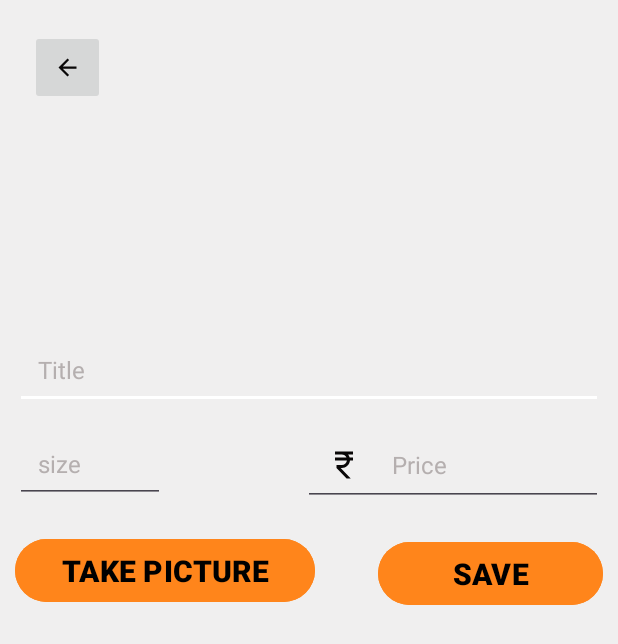
After one commit to Srinivas-Kantheti-2005/Tiny-Trades-App, an Android app: the SellActivity screen opened directly, with no data from a screen before it, on a phone screen of 412 x 824 dp. The commit adds this screen. Shown: the top 644 px of the screen. Run offline under Robolectric (Android 15) with nearby library versions, the phone set to English and light mode, and no system bars.

Commit message:
Sell Activity Layout

```diff
--- a/app/src/main/AndroidManifest.xml
+++ b/app/src/main/AndroidManifest.xml
@@ -2,6 +2,8 @@
 <manifest xmlns:android="http://schemas.android.com/apk/res/android"
     xmlns:tools="http://schemas.android.com/tools">
 
+    <uses-permission android:name="android.permission.CAMERA" />
+    <uses-permission android:name="android.permission.WRITE_EXTERNAL_STORAGE" />
     <uses-permission android:name="android.permission.INTERNET" />
 
     <application
@@ -14,7 +16,9 @@
         android:supportsRtl="true"
         android:theme="@style/Theme.TinyTrades"
         tools:targetApi="31">
-
+        <activity
+            android:name=".SellActivity"
+            android:exported="false" />
         <activity
             android:name=".CreateAccount"
             android:exported="false" />
--- a/app/src/main/java/com/example/tinytrades/MainActivity.kt
+++ b/app/src/main/java/com/example/tinytrades/MainActivity.kt
@@ -15,6 +15,8 @@ class MainActivity : AppCompatActivity() {
     private lateinit var adapter: AdapterClass
     private lateinit var searchView: SearchView
     private lateinit var explorebtn: ImageButton
+    private lateinit var profilebtn: ImageButton
+    private lateinit var sellbtn: ImageButton
 
     override fun onCreate(savedInstanceState: Bundle?) {
         super.onCreate(savedInstanceState)
@@ -24,7 +26,13 @@ class MainActivity : AppCompatActivity() {
 
         searchView = findViewById(R.id.searchView)
         explorebtn = findViewById(R.id.explore)
-        val profilebtn = findViewById<ImageButton>(R.id.profile)
+        profilebtn = findViewById(R.id.profile)
+        sellbtn = findViewById(R.id.sell)
+
+        sellbtn.setOnClickListener {
+            val sell = Intent(this, SellActivity::class.java)
+            startActivity(sell)
+        }
 
         profilebtn.setOnClickListener {
             val loginbtn = Intent(this, ProfileActivity::class.java)
--- a/app/src/main/java/com/example/tinytrades/ProfileActivity.kt
+++ b/app/src/main/java/com/example/tinytrades/ProfileActivity.kt
@@ -16,7 +16,7 @@ class ProfileActivity : AppCompatActivity() {
         val backbtn = findViewById<ImageButton>(R.id.backbtn)
         val homebtn = findViewById<ImageButton>(R.id.home)
         val explorebtn = findViewById<ImageButton>(R.id.explore)
-        val createbtn = findViewById<Button>(R.id.create)
+        val loginbtn = findViewById<Button>(R.id.loginpbtn)
         val newaccountbtn = findViewById<Button>(R.id.newaccount)
 
         backbtn.setOnClickListener {
@@ -28,7 +28,7 @@ class ProfileActivity : AppCompatActivity() {
             startActivity(createaccount)
         }
 
-        createbtn.setOnClickListener {
+        loginbtn.setOnClickListener {
             val login = Intent(this, LoginPage::class.java)
             startActivity(login)
         }
--- /dev/null
+++ b/app/src/main/java/com/example/tinytrades/SellActivity.kt
@@ -0,0 +1,67 @@
+package com.example.tinytrades
+
+import android.annotation.SuppressLint
+import android.app.Activity
+import android.content.Intent
+import android.graphics.Bitmap
+import android.os.Bundle
+import android.provider.MediaStore
+import android.widget.Button
+import android.widget.EditText
+import android.widget.ImageButton
+import android.widget.ImageView
+import androidx.appcompat.app.AppCompatActivity
+
+class SellActivity : AppCompatActivity() {
+
+    private lateinit var backbtn: ImageButton
+    private lateinit var image: ImageView
+    private lateinit var title: EditText
+    private lateinit var size: EditText
+    private lateinit var price: EditText
+    private lateinit var takepicture: Button
+
+    private val REQUEST_IMAGE_CAPTURE = 1
+
+    @SuppressLint("MissingInflatedId")
+    override fun onCreate(savedInstanceState: Bundle?) {
+        super.onCreate(savedInstanceState)
+        setContentView(R.layout.activity_sell)
+
+        backbtn = findViewById(R.id.backbtn)
+        image = findViewById(R.id.image)
+        title = findViewById(R.id.title)
+        size = findViewById(R.id.size)
+        price = findViewById(R.id.price)
+        takepicture = findViewById(R.id.takepicture)
+
+        takepicture.setOnClickListener {
+            dispatchTakePictureIntent()
+        }
+
+        backbtn.setOnClickListener {
+            onBackPressed()
+        }
+    }
+
+    private fun dispatchTakePictureIntent() {
+        Intent(MediaStore.ACTION_IMAGE_CAPTURE).also { takePictureIntent ->
+            takePictureIntent.resolveActivity(packageManager)?.also {
+                startActivityForResult(takePictureIntent, REQUEST_IMAGE_CAPTURE)
+            }
+        }
+    }
+
+    override fun onActivityResult(requestCode: Int, resultCode: Int, data: Intent?) {
+        super.onActivityResult(requestCode, resultCode, data)
+        if(requestCode == REQUEST_IMAGE_CAPTURE && resultCode == Activity.RESULT_OK) {
+            val imageBitmap = data?.extras?.get("data") as Bitmap
+            image.setImageBitmap(imageBitmap)
+        }
+    }
+
+    override fun onBackPressed() {
+        super.onBackPressed()
+        finish()
+    }
+}
--- a/app/src/main/java/com/example/tinytrades/Database/Profile.kt
+++ b/app/src/main/java/com/example/tinytrades/database/Profile.kt
@@ -1,4 +1,4 @@
-package com.example.tinytrades.Database
+package com.example.tinytrades.database
 
 import androidx.room.ColumnInfo
 import androidx.room.Entity
@@ -14,7 +14,8 @@ import androidx.room.PrimaryKey
         onDelete = ForeignKey.CASCADE
     )]
 )
-data class Profile(
+
+data class Profile (
     @PrimaryKey
     @ColumnInfo(name = "EmailId")
     val emailId: String,
--- a/app/src/main/java/com/example/tinytrades/Database/User.kt
+++ b/app/src/main/java/com/example/tinytrades/database/User.kt
@@ -1,4 +1,4 @@
-package com.example.tinytrades.Database
+package com.example.tinytrades.database
 
 import androidx.room.ColumnInfo
 import androidx.room.Entity
@@ -9,6 +9,7 @@ data class User(
     @PrimaryKey
     @ColumnInfo(name = "username")
     val username: String,
+
     @ColumnInfo(name = "password")
     val password: String
 )
--- a/app/src/main/java/com/example/tinytrades/Database/UserAppDatabase.kt
+++ b/app/src/main/java/com/example/tinytrades/database/UserAppDatabase.kt
@@ -1,4 +1,4 @@
-package com.example.tinytrades.Database
+package com.example.tinytrades.database
 
 import android.content.Context
 import androidx.room.Database
--- a/app/src/main/java/com/example/tinytrades/Database/UserDao.kt
+++ b/app/src/main/java/com/example/tinytrades/database/UserDao.kt
@@ -1,4 +1,4 @@
-package com.example.tinytrades.Database
+package com.example.tinytrades.database
 
 import androidx.room.Dao
 import androidx.room.Insert
@@ -11,10 +11,4 @@ interface UserDao {
 
     @Query("select * from User where Username = :username")
     suspend fun getUserByUsername(username: String): User?
-
-    @Insert
-    suspend fun insertProfile(profile: Profile)
-
-    @Query("select * from Profile where emailId = :emailId")
-    suspend fun getProfileByEmailId(emailId: String): Profile?
 }
--- a/app/src/main/res/layout/activity_profile.xml
+++ b/app/src/main/res/layout/activity_profile.xml
@@ -290,8 +290,8 @@
     <Button
         android:layout_width="150dp"
         android:layout_height="50dp"
-        android:id="@+id/create"
-        android:text="@string/create"
+        android:id="@+id/loginpbtn"
+        android:text="@string/login_profile"
         android:textSize="20sp"
         android:textStyle="bold"
         android:textColor="@color/black"
--- /dev/null
+++ b/app/src/main/res/layout/activity_sell.xml
@@ -0,0 +1,122 @@
+<?xml version="1.0" encoding="utf-8"?>
+<androidx.constraintlayout.widget.ConstraintLayout xmlns:android="http://schemas.android.com/apk/res/android"
+    xmlns:app="http://schemas.android.com/apk/res-auto"
+    xmlns:tools="http://schemas.android.com/tools"
+    android:id="@+id/main"
+    android:layout_width="match_parent"
+    android:layout_height="match_parent"
+    android:background="@color/background"
+    tools:context=".SellActivity">
+
+    <ImageButton
+        android:layout_width="50dp"
+        android:layout_height="50dp"
+        android:id="@+id/backbtn"
+        android:src="@drawable/baseline_arrow_back_24"
+        android:contentDescription="@string/backbtn"
+        android:layout_marginStart="20dp"
+        android:layout_marginTop="20dp"
+        app:layout_constraintStart_toStartOf="parent"
+        app:layout_constraintTop_toTopOf="parent"/>
+
+    <ImageView
+        android:layout_width="match_parent"
+        android:layout_height="200dp"
+        android:id="@+id/image"
+        android:contentDescription="@string/image"
+        android:scaleType="fitXY"
+        android:layout_marginStart="10dp"
+        android:layout_marginEnd="10dp"
+        android:layout_marginTop="10dp"
+        app:layout_constraintEnd_toStartOf="parent"
+        app:layout_constraintEnd_toEndOf="parent"
+        app:layout_constraintTop_toTopOf="parent"/>
+
+    <EditText
+        android:layout_width="match_parent"
+        android:layout_height="wrap_content"
+        android:id="@+id/title"
+        android:autofillHints="no"
+        android:padding="15dp"
+        android:hint="@string/title"
+        android:inputType="text"
+        android:textSize="16sp"
+        android:textStyle="normal"
+        android:textColor="@color/black"
+        android:textColorHint="@color/hint"
+        android:layout_marginStart="10dp"
+        android:layout_marginEnd="10dp"
+        android:layout_marginTop="10dp"
+        app:layout_constraintStart_toStartOf="parent"
+        app:layout_constraintEnd_toEndOf="parent"
+        app:layout_constraintTop_toBottomOf="@id/image"/>
+
+    <EditText
+        android:layout_width="100dp"
+        android:layout_height="wrap_content"
+        android:id="@+id/size"
+        android:autofillHints="no"
+        android:padding="15dp"
+        android:hint="@string/size"
+        android:inputType="text"
+        android:textSize="16sp"
+        android:textStyle="normal"
+        android:textColor="@color/black"
+        android:textColorHint="@color/hint"
+        android:layout_marginStart="10dp"
+        android:layout_marginEnd="10dp"
+        android:layout_marginTop="10dp"
+        app:layout_constraintStart_toStartOf="parent"
+        app:layout_constraintTop_toBottomOf="@id/title"
+        tools:ignore="TextFields" />
+
+    <EditText
+        android:layout_width="200dp"
+        android:layout_height="wrap_content"
+        android:id="@+id/price"
+        android:autofillHints="no"
+        android:padding="15dp"
+        android:hint="@string/price"
+        android:inputType="text"
+        android:textSize="16sp"
+        android:textStyle="normal"
+        android:textColor="@color/black"
+        android:textColorHint="@color/hint"
+        android:drawableStart="@drawable/baseline_currency_rupee_24"
+        android:drawablePadding="20dp"
+        android:layout_marginStart="10dp"
+        android:layout_marginEnd="10dp"
+        android:layout_marginTop="10dp"
+        app:layout_constraintEnd_toEndOf="parent"
+        app:layout_constraintTop_toBottomOf="@id/title"/>
+
+    <Button
+        android:layout_width="200dp"
+        android:layout_height="50dp"
+        android:id="@+id/takepicture"
+        android:text="@string/take_picture"
+        android:textColor="@color/black"
+        android:textSize="20sp"
+        android:textStyle="bold"
+        android:backgroundTint="@color/orange"
+        android:layout_marginStart="10dp"
+        android:layout_marginEnd="0dp"
+        android:layout_marginTop="20dp"
+        app:layout_constraintStart_toStartOf="parent"
+        app:layout_constraintTop_toBottomOf="@id/size"/>
+
+    <Button
+        android:layout_width="150dp"
+        android:layout_height="50dp"
+        android:id="@+id/save"
+        android:text="@string/save"
+        android:textSize="20sp"
+        android:textStyle="bold"
+        android:textColor="@color/black"
+        android:backgroundTint="@color/orange"
+        android:layout_marginTop="20dp"
+        android:layout_marginEnd="10dp"
+        app:layout_constraintTop_toBottomOf="@id/price"
+        app:layout_constraintEnd_toEndOf="parent"/>
+
+</androidx.constraintlayout.widget.ConstraintLayout>
--- a/app/src/main/res/values/strings.xml
+++ b/app/src/main/res/values/strings.xml
@@ -53,4 +53,6 @@
     <string name="save">SAVE</string>
     <string name="new_account">NEW ACCOUNT</string>
     <string name="sellbtn">SELL</string>
+    <string name="login_profile">LOGIN</string>
+    <string name="take_picture">TAKE PICTURE</string>
 </resources>
```
